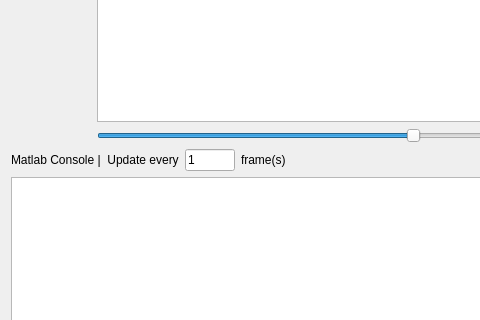
Above: LARCmaCS/larcmacs.ui from petr-konovalov/LARCmaCS before the change; both pictures show x 0 to 480 and y 352 to 672 of the 1080 by 810 pixel window. Below: the same form after it.
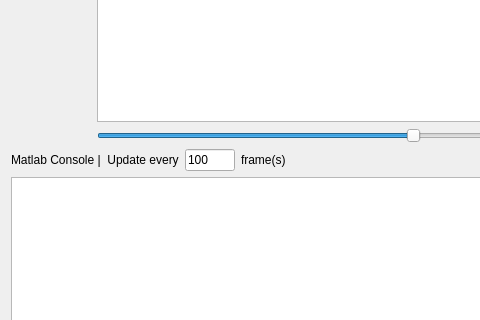
That is the form after the change. Icons and pictures are not drawn.

Commit message: Default matlab frequency was increased to 100

Diff of the .ui file:
```diff
--- a/LARCmaCS/larcmacs.ui
+++ b/LARCmaCS/larcmacs.ui
@@ -185,7 +185,7 @@
         </size>
        </property>
        <property name="text">
-        <string>1</string>
+        <string>100</string>
        </property>
        <property name="maxLength">
         <number>20</number>
```
